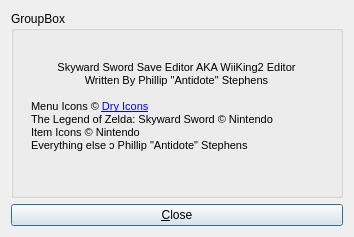
Qt form save editor/SS_SaveEditor/forms/aboutdialog.ui (Antidote/skyward-sword-save-editor) before a commit.
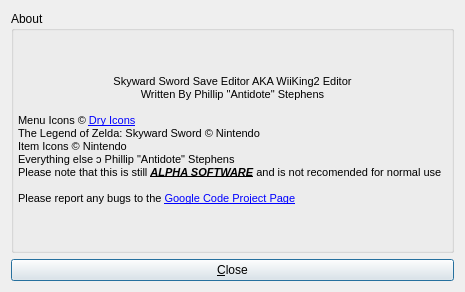
The same form after that commit.

```diff
--- a/save editor/SS_SaveEditor/forms/aboutdialog.ui
+++ b/save editor/SS_SaveEditor/forms/aboutdialog.ui
@@ -6,8 +6,8 @@
    <rect>
     <x>0</x>
     <y>0</y>
-    <width>354</width>
-    <height>237</height>
+    <width>465</width>
+    <height>292</height>
    </rect>
   </property>
   <property name="windowTitle">
@@ -17,31 +17,42 @@
    <item row="0" column="0">
     <widget class="QGroupBox" name="groupBox">
      <property name="title">
-      <string>GroupBox</string>
+      <string>About</string>
      </property>
-     <widget class="QLabel" name="label">
-      <property name="geometry">
-       <rect>
-        <x>20</x>
-        <y>30</y>
-        <width>291</width>
-        <height>131</height>
-       </rect>
+     <layout class="QVBoxLayout" name="verticalLayout_2">
+      <property name="spacing">
+       <number>4</number>
       </property>
-      <property name="text">
-       <string>&lt;!DOCTYPE HTML PUBLIC &quot;-//W3C//DTD HTML 4.0//EN&quot; &quot;http://www.w3.org/TR/REC-html40/strict.dtd&quot;&gt;
+      <property name="margin">
+       <number>4</number>
+      </property>
+      <item>
+       <widget class="QLabel" name="label">
+        <property name="text">
+         <string>&lt;!DOCTYPE HTML PUBLIC &quot;-//W3C//DTD HTML 4.0//EN&quot; &quot;http://www.w3.org/TR/REC-html40/strict.dtd&quot;&gt;
 &lt;html&gt;&lt;head&gt;&lt;meta name=&quot;qrichtext&quot; content=&quot;1&quot; /&gt;&lt;style type=&quot;text/css&quot;&gt;
 p, li { white-space: pre-wrap; }
-&lt;/style&gt;&lt;/head&gt;&lt;body style=&quot; font-family:'MS Shell Dlg 2'; font-size:8.25pt; font-weight:400; font-style:normal;&quot;&gt;
-&lt;p align=&quot;center&quot; style=&quot; margin-top:0px; margin-bottom:0px; margin-left:0px; margin-right:0px; -qt-block-indent:0; text-indent:0px;&quot;&gt;&lt;span style=&quot; font-size:8pt;&quot;&gt;Skyward Sword Save Editor AKA WiiKing2 Editor&lt;/span&gt;&lt;/p&gt;
-&lt;p align=&quot;center&quot; style=&quot; margin-top:0px; margin-bottom:0px; margin-left:0px; margin-right:0px; -qt-block-indent:0; text-indent:0px;&quot;&gt;&lt;span style=&quot; font-size:8pt;&quot;&gt;Written By Phillip &amp;quot;Antidote&amp;quot; Stephens&lt;/span&gt;&lt;/p&gt;
-&lt;p style=&quot;-qt-paragraph-type:empty; margin-top:0px; margin-bottom:0px; margin-left:0px; margin-right:0px; -qt-block-indent:0; text-indent:0px; font-size:8pt;&quot;&gt;&lt;/p&gt;
-&lt;p style=&quot; margin-top:0px; margin-bottom:0px; margin-left:0px; margin-right:0px; -qt-block-indent:0; text-indent:0px;&quot;&gt;&lt;span style=&quot; font-size:8pt;&quot;&gt;Menu Icons &lt;/span&gt;©&lt;span style=&quot; font-size:8pt;&quot;&gt; &lt;/span&gt;&lt;a href=&quot;http://dryicons.com/free-icons/preview/symbolize-icons-set/&quot;&gt;&lt;span style=&quot; text-decoration: underline; color:#0000ff;&quot;&gt;Dry Icons&lt;/span&gt;&lt;/a&gt;&lt;/p&gt;
-&lt;p style=&quot; margin-top:0px; margin-bottom:0px; margin-left:0px; margin-right:0px; -qt-block-indent:0; text-indent:0px;&quot;&gt;The Legend of Zelda: Skyward Sword © Nintendo&lt;/p&gt;
-&lt;p style=&quot; margin-top:0px; margin-bottom:0px; margin-left:0px; margin-right:0px; -qt-block-indent:0; text-indent:0px;&quot;&gt;Item Icons © Nintendo&lt;/p&gt;
-&lt;p style=&quot; margin-top:0px; margin-bottom:0px; margin-left:0px; margin-right:0px; -qt-block-indent:0; text-indent:0px;&quot;&gt;Everything else ↄ Phillip &amp;quot;Antidote&amp;quot; Stephens&lt;/p&gt;&lt;/body&gt;&lt;/html&gt;</string>
-      </property>
-     </widget>
+&lt;/style&gt;&lt;/head&gt;&lt;body style=&quot; font-family:'Ubuntu'; font-size:11pt; font-weight:400; font-style:normal;&quot;&gt;
+&lt;p align=&quot;center&quot; style=&quot; margin-top:0px; margin-bottom:0px; margin-left:0px; margin-right:0px; -qt-block-indent:0; text-indent:0px;&quot;&gt;&lt;span style=&quot; font-family:'MS Shell Dlg 2'; font-size:8pt;&quot;&gt;Skyward Sword Save Editor AKA WiiKing2 Editor&lt;/span&gt;&lt;/p&gt;
+&lt;p align=&quot;center&quot; style=&quot; margin-top:0px; margin-bottom:0px; margin-left:0px; margin-right:0px; -qt-block-indent:0; text-indent:0px;&quot;&gt;&lt;span style=&quot; font-family:'MS Shell Dlg 2'; font-size:8pt;&quot;&gt;Written By Phillip &amp;quot;Antidote&amp;quot; Stephens&lt;/span&gt;&lt;/p&gt;
+&lt;p style=&quot;-qt-paragraph-type:empty; margin-top:0px; margin-bottom:0px; margin-left:0px; margin-right:0px; -qt-block-indent:0; text-indent:0px; font-family:'MS Shell Dlg 2'; font-size:8pt;&quot;&gt;&lt;/p&gt;
+&lt;p style=&quot; margin-top:0px; margin-bottom:0px; margin-left:0px; margin-right:0px; -qt-block-indent:0; text-indent:0px;&quot;&gt;&lt;span style=&quot; font-family:'MS Shell Dlg 2'; font-size:8pt;&quot;&gt;Menu Icons © &lt;/span&gt;&lt;a href=&quot;http://dryicons.com/free-icons/preview/symbolize-icons-set/&quot;&gt;&lt;span style=&quot; font-family:'MS Shell Dlg 2'; font-size:8pt; text-decoration: underline; color:#0000ff;&quot;&gt;Dry Icons&lt;/span&gt;&lt;/a&gt;&lt;/p&gt;
+&lt;p style=&quot; margin-top:0px; margin-bottom:0px; margin-left:0px; margin-right:0px; -qt-block-indent:0; text-indent:0px;&quot;&gt;&lt;span style=&quot; font-family:'MS Shell Dlg 2'; font-size:8pt;&quot;&gt;The Legend of Zelda: Skyward Sword © Nintendo&lt;/span&gt;&lt;/p&gt;
+&lt;p style=&quot; margin-top:0px; margin-bottom:0px; margin-left:0px; margin-right:0px; -qt-block-indent:0; text-indent:0px;&quot;&gt;&lt;span style=&quot; font-family:'MS Shell Dlg 2'; font-size:8pt;&quot;&gt;Item Icons © Nintendo&lt;/span&gt;&lt;/p&gt;
+&lt;p style=&quot; margin-top:0px; margin-bottom:0px; margin-left:0px; margin-right:0px; -qt-block-indent:0; text-indent:0px;&quot;&gt;&lt;span style=&quot; font-family:'MS Shell Dlg 2'; font-size:8pt;&quot;&gt;Everything else ↄ Phillip &amp;quot;Antidote&amp;quot; Stephens&lt;/span&gt;&lt;/p&gt;
+&lt;p style=&quot; margin-top:0px; margin-bottom:0px; margin-left:0px; margin-right:0px; -qt-block-indent:0; text-indent:0px;&quot;&gt;&lt;span style=&quot; font-family:'MS Shell Dlg 2'; font-size:8pt;&quot;&gt;Please note that this is still &lt;/span&gt;&lt;span style=&quot; font-family:'MS Shell Dlg 2'; font-size:8pt; font-weight:600; font-style:italic; text-decoration: underline;&quot;&gt;ALPHA SOFTWARE&lt;/span&gt;&lt;span style=&quot; font-family:'MS Shell Dlg 2'; font-size:8pt;&quot;&gt; and is not recomended for normal use&lt;/span&gt;&lt;/p&gt;
+&lt;p style=&quot;-qt-paragraph-type:empty; margin-top:0px; margin-bottom:0px; margin-left:0px; margin-right:0px; -qt-block-indent:0; text-indent:0px; font-family:'MS Shell Dlg 2'; font-size:8pt;&quot;&gt;&lt;/p&gt;
+&lt;p style=&quot; margin-top:0px; margin-bottom:0px; margin-left:0px; margin-right:0px; -qt-block-indent:0; text-indent:0px;&quot;&gt;&lt;span style=&quot; font-family:'MS Shell Dlg 2'; font-size:8pt;&quot;&gt;Please report any bugs to the &lt;/span&gt;&lt;a href=&quot;http://code.google.com/p/skyward-sword-save-editor/issues/list&quot;&gt;&lt;span style=&quot; font-size:8pt; text-decoration: underline; color:#0000ff;&quot;&gt;Google Code Project Page&lt;/span&gt;&lt;/a&gt;&lt;/p&gt;&lt;/body&gt;&lt;/html&gt;</string>
+        </property>
+        <property name="wordWrap">
+         <bool>true</bool>
+        </property>
+        <property name="openExternalLinks">
+         <bool>true</bool>
+        </property>
+       </widget>
+      </item>
+     </layout>
     </widget>
    </item>
    <item row="1" column="0">
```
